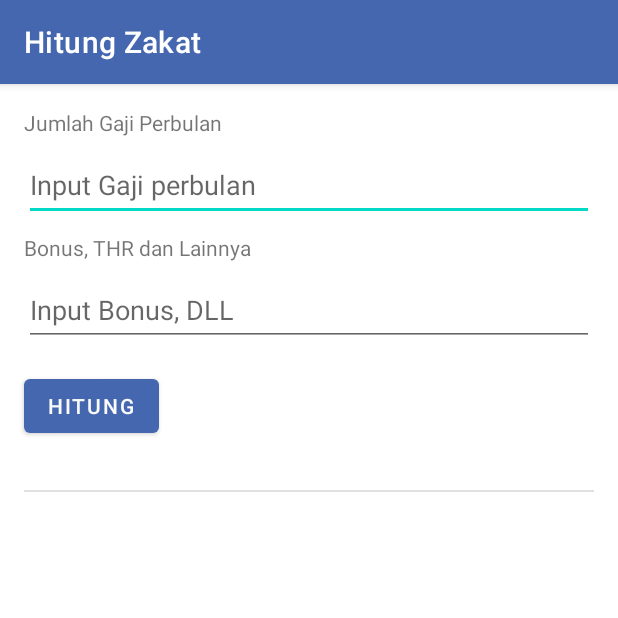
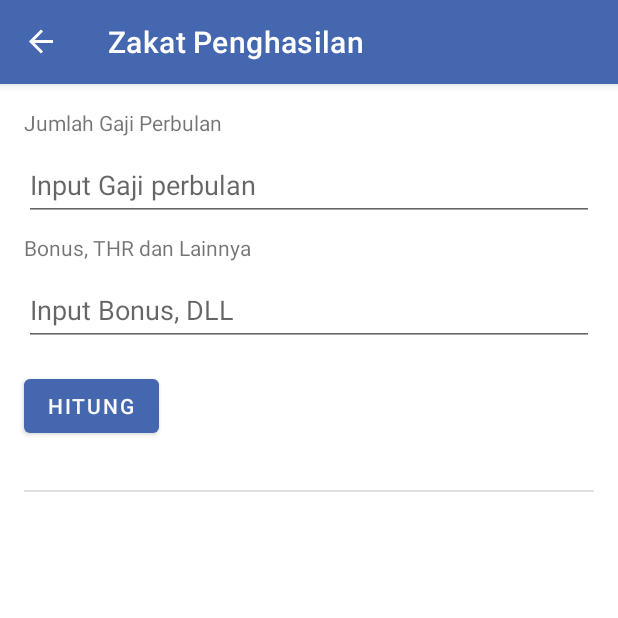
Before and after one commit to hadiansyach/hitung-zakat, an Android app: the screen it shows after launch (ZakatPenghasilanActivity before the commit, MainActivity after it), after a tap on "Zakat Penghasilan", on a phone screen of 412 x 824 dp, the top half of it. Run offline under Robolectric (Android 15) with nearby library versions, the phone set to English and light mode, and no system bars; our stand-ins replace navigation-ui.

Commit message:
tambah fragment, navigasi dan perbaikan id tiap string

```diff
--- a/app/build.gradle
+++ b/app/build.gradle
@@ -37,6 +37,9 @@
 
 dependencies {
 
+    implementation 'androidx.navigation:navigation-fragment-ktx:2.4.2'
+    implementation 'androidx.navigation:navigation-ui-ktx:2.4.2'
+
     implementation 'androidx.lifecycle:lifecycle-livedata-ktx:2.6.1'
     implementation("androidx.core:core-splashscreen:1.0.1")
     implementation 'androidx.core:core-ktx:1.10.1'
--- a/app/src/main/java/com/d3if3032/hitungzakat/MainActivity.kt
+++ b/app/src/main/java/com/d3if3032/hitungzakat/MainActivity.kt
@@ -1,23 +1,23 @@
 package com.d3if3032.hitungzakat
 
-import android.content.Intent
 import androidx.appcompat.app.AppCompatActivity
 import android.os.Bundle
-import com.d3if3032.hitungzakat.databinding.ActivityMainBinding
+import androidx.navigation.NavController
+import androidx.navigation.findNavController
+import androidx.navigation.ui.NavigationUI
 
 class MainActivity : AppCompatActivity() {
 
-//    private lateinit var binding = ActivityMainBinding
+    private lateinit var navController: NavController
 
     override fun onCreate(savedInstanceState: Bundle?) {
         super.onCreate(savedInstanceState)
-        val binding = ActivityMainBinding.inflate(layoutInflater)
-        setContentView(binding.root)
+        setContentView(R.layout.activity_main)
 
-        binding.btnZakatPenghasilan.setOnClickListener {
-            val nextZakatPenghasilanIntent = Intent(this, ZakatPenghasilanActivity::class.java)
-            startActivity(nextZakatPenghasilanIntent)
-
-        }
+        navController = findNavController(R.id.myNavHostFragment)
+        NavigationUI.setupActionBarWithNavController(this, navController)
+    }
+    override fun onSupportNavigateUp(): Boolean {
+        return navController.navigateUp()
     }
 }
--- a/app/src/main/java/com/d3if3032/hitungzakat/ZakatPenghasilanActivity.kt
+++ /dev/null
@@ -1,64 +0,0 @@
-package com.d3if3032.hitungzakat
-
-import android.os.Bundle
-import android.text.TextUtils
-import android.widget.Toast
-import androidx.appcompat.app.AppCompatActivity
-import androidx.lifecycle.ViewModelProvider
-import com.d3if3032.hitungzakat.databinding.ActivityZakatPenghasilanBinding
-import com.d3if3032.hitungzakat.model.HasilZakat
-import com.d3if3032.hitungzakat.model.StatusZakat
-import java.text.NumberFormat
-import java.util.Locale
-
-class ZakatPenghasilanActivity : AppCompatActivity() {
-
-    private lateinit var binding: ActivityZakatPenghasilanBinding
-
-    private val viewModel: ZakatPenghasilanViewModel by lazy {
-        ViewModelProvider(this)[ZakatPenghasilanViewModel::class.java]
-    }
-
-    override fun onCreate(savedInstanceState: Bundle?) {
-        super.onCreate(savedInstanceState)
-        binding = ActivityZakatPenghasilanBinding.inflate(layoutInflater)
-        setContentView(binding.root)
-
-        binding.hitung.setOnClickListener { hitungZakat() }
-        viewModel.getHasilZakat().observe(this, {showResult(it) })
-
-    }
-
-    private fun showResult(result: HasilZakat?) {
-        val formatUang = NumberFormat.getCurrencyInstance(Locale("in", "ID"))
-        if (result==null) return
-        binding.uangZakatTextView.text = getString(R.string.zakat_x, formatUang.format(result.zakat))
-        binding.pendapatanTextView.text = getString(R.string.pendapatan_x, formatUang.format(result.pendapatanPertahun))
-        binding.statusTextView.text = getString(R.string.status_zakat_x, getStatusLabel(result.status))
-    }
-
-    private fun hitungZakat() {
-        val gaji = binding.inputGajiBulanan.text.toString()
-        if (TextUtils.isEmpty(gaji)) {
-            Toast.makeText(this, R.string.pendapatan_invalid, Toast.LENGTH_LONG).show()
-            return
-        }
-        val bonus = binding.inputBonus.text.toString()
-        if (TextUtils.isEmpty(bonus)) {
-            Toast.makeText(this, R.string.bonus_invalid, Toast.LENGTH_LONG).show()
-            return
-        }
-        viewModel.hitungZakat(
-            gaji.toDouble(),
-            bonus.toDouble()
-        )
-    }
-
-    private fun getStatusLabel(status: StatusZakat): String {
-        val stringRes = when (status) {
-            StatusZakat.WAJIB -> R.string.zakat_wajib
-            StatusZakat.TIDAK_WAJIB -> R.string.zakat_tidak_wajib
-        }
-        return getString(stringRes)
-    }
-}
--- /dev/null
+++ b/app/src/main/java/com/d3if3032/hitungzakat/ui/MenuFragment.kt
@@ -0,0 +1,35 @@
+package com.d3if3032.hitungzakat
+
+import android.R.attr.button
+import android.content.Intent
+import android.os.Bundle
+import android.view.LayoutInflater
+import android.view.View
+import android.view.ViewGroup
+import androidx.fragment.app.Fragment
+import androidx.navigation.findNavController
+import com.d3if3032.hitungzakat.databinding.FragmentMenuBinding
+import com.d3if3032.hitungzakat.ui.ZakatPenghasilanFragment
+
+
+class MenuFragment : Fragment() {
+
+    private lateinit var binding: FragmentMenuBinding
+
+    override fun onCreateView(
+        inflater: LayoutInflater,
+        container: ViewGroup?,
+        savedInstanceState: Bundle?
+    ): View? {
+        binding = FragmentMenuBinding.inflate(layoutInflater, container, false)
+        return binding.root
+    }
+
+    override fun onViewCreated(view: View, savedInstanceState: Bundle?) {
+        binding.btnZakatPenghasilan.setOnClickListener {
+            it.findNavController().navigate(
+                R.id.action_menuFragment_to_zakatPenghasilanFragment
+            )
+        }
+    }
+}
--- /dev/null
+++ b/app/src/main/java/com/d3if3032/hitungzakat/ui/ZakatPenghasilanFragment.kt
@@ -0,0 +1,75 @@
+package com.d3if3032.hitungzakat.ui
+
+import android.os.Bundle
+import android.text.TextUtils
+import android.view.LayoutInflater
+import android.view.View
+import android.view.ViewGroup
+import android.widget.Toast
+import androidx.fragment.app.Fragment
+import androidx.lifecycle.ViewModelProvider
+import com.d3if3032.hitungzakat.R
+import com.d3if3032.hitungzakat.databinding.FragmentZakatPenghasilanBinding
+import com.d3if3032.hitungzakat.model.HasilZakat
+import com.d3if3032.hitungzakat.model.StatusZakat
+import java.text.NumberFormat
+import java.util.Locale
+
+class ZakatPenghasilanFragment : Fragment() {
+
+    private lateinit var binding: FragmentZakatPenghasilanBinding
+
+    private val viewModel: ZakatPenghasilanViewModel by lazy {
+        ViewModelProvider(requireActivity())[ZakatPenghasilanViewModel::class.java]
+    }
+
+    override fun onCreateView(
+        inflater: LayoutInflater,
+        container: ViewGroup?,
+        savedInstanceState: Bundle?
+    ): View {
+        binding = FragmentZakatPenghasilanBinding.inflate(layoutInflater, container, false)
+        return binding.root
+    }
+
+    override fun onViewCreated(view: View, savedInstanceState: Bundle?) {
+        binding.btnHitung.setOnClickListener { hitungZakat() }
+        viewModel.getHasilZakat().observe(requireActivity(), { showResult(it) })
+    }
+
+    private fun showResult(result: HasilZakat?) {
+        val formatUang = NumberFormat.getCurrencyInstance(Locale("in", "ID"))
+        if (result == null) return
+        binding.uangZakatTextView.text =
+            getString(R.string.zakat_x, formatUang.format(result.zakat))
+        binding.pendapatanTextView.text =
+            getString(R.string.pendapatan_x, formatUang.format(result.pendapatanPertahun))
+        binding.statusTextView.text =
+            getString(R.string.status_zakat_x, getStatusLabel(result.status))
+    }
+
+    private fun hitungZakat() {
+        val gaji = binding.inputGajiBulanan.text.toString()
+        if (TextUtils.isEmpty(gaji)) {
+            Toast.makeText(context, R.string.pendapatan_invalid, Toast.LENGTH_LONG).show()
+            return
+        }
+        val bonus = binding.inputBonus.text.toString()
+        if (TextUtils.isEmpty(bonus)) {
+            Toast.makeText(context, R.string.bonus_invalid, Toast.LENGTH_LONG).show()
+            return
+        }
+        viewModel.hitungZakat(
+            gaji.toDouble(),
+            bonus.toDouble()
+        )
+    }
+
+    private fun getStatusLabel(status: StatusZakat): String {
+        val stringRes = when (status) {
+            StatusZakat.WAJIB -> R.string.zakat_wajib
+            StatusZakat.TIDAK_WAJIB -> R.string.zakat_tidak_wajib
+        }
+        return getString(stringRes)
+    }
+}
--- a/app/src/main/java/com/d3if3032/hitungzakat/ZakatPenghasilanViewModel.kt
+++ b/app/src/main/java/com/d3if3032/hitungzakat/ui/ZakatPenghasilanViewModel.kt
@@ -1,4 +1,4 @@
-package com.d3if3032.hitungzakat
+package com.d3if3032.hitungzakat.ui
 
 import androidx.lifecycle.LiveData
 import androidx.lifecycle.MutableLiveData
--- /dev/null
+++ b/app/src/main/res/layout/fragment_zakat_penghasilan.xml
@@ -0,0 +1,124 @@
+<?xml version="1.0" encoding="utf-8"?>
+<ScrollView
+
+    xmlns:android="http://schemas.android.com/apk/res/android"
+    xmlns:app="http://schemas.android.com/apk/res-auto"
+    xmlns:tools="http://schemas.android.com/tools"
+    android:layout_width="match_parent"
+    android:layout_height="wrap_content"
+    tools:context=".ui.ZakatPenghasilanFragment">
+
+    <androidx.constraintlayout.widget.ConstraintLayout
+        android:layout_width="match_parent"
+        android:layout_height="wrap_content">
+
+    <TextView
+        android:id="@+id/placeholderGaji"
+        android:layout_width="wrap_content"
+        android:layout_height="wrap_content"
+        android:layout_marginStart="16dp"
+        android:layout_marginTop="16dp"
+        android:text="@string/jmlh_pendapatan"
+        app:layout_constraintStart_toStartOf="parent"
+        app:layout_constraintTop_toTopOf="parent" />
+
+    <TextView
+        android:id="@+id/placeholderBonus"
+        android:layout_width="wrap_content"
+        android:layout_height="wrap_content"
+        android:layout_marginTop="8dp"
+        android:text="@string/bonus_dll"
+        app:layout_constraintStart_toStartOf="@+id/inputGajiBulanan"
+        app:layout_constraintTop_toBottomOf="@+id/inputGajiBulanan" />
+
+        <EditText
+            android:id="@+id/inputGajiBulanan"
+            android:layout_width="0dp"
+            android:layout_height="48dp"
+            android:layout_marginTop="8dp"
+            android:layout_marginEnd="16dp"
+            android:autofillHints="phone"
+            android:ems="10"
+            android:hint="@string/input_gaji"
+            android:inputType="number"
+            app:layout_constraintEnd_toEndOf="parent"
+            app:layout_constraintStart_toStartOf="@+id/placeholderGaji"
+            app:layout_constraintTop_toBottomOf="@+id/placeholderGaji" />
+
+        <EditText
+            android:id="@+id/inputBonus"
+            android:layout_width="0dp"
+            android:layout_height="48dp"
+            android:layout_marginTop="8dp"
+            android:layout_marginEnd="16dp"
+            android:autofillHints="name"
+            android:ems="10"
+            android:hint="@string/input_bonus"
+            android:inputType="number"
+            app:layout_constraintEnd_toEndOf="parent"
+            app:layout_constraintStart_toStartOf="@+id/placeholderBonus"
+            app:layout_constraintTop_toBottomOf="@+id/placeholderBonus" />
+
+        <Button
+            android:id="@+id/btnHitung"
+            android:layout_width="wrap_content"
+            android:layout_height="wrap_content"
+            android:layout_marginTop="16dp"
+            android:text="@string/hitung"
+            app:layout_constraintStart_toStartOf="@+id/inputBonus"
+            app:layout_constraintTop_toBottomOf="@+id/inputBonus" />
+
+    <View
+        android:id="@+id/divider"
+        android:layout_width="match_parent"
+        android:layout_height="1dp"
+        android:layout_marginStart="16dp"
+        android:layout_marginTop="32dp"
+        android:layout_marginEnd="16dp"
+        android:background="?android:attr/listDivider"
+        app:layout_constraintEnd_toEndOf="parent"
+        app:layout_constraintStart_toStartOf="parent"
+        app:layout_constraintTop_toBottomOf="@+id/btnHitung" />
+
+        <TextView
+            android:id="@+id/statusTextView"
+            android:layout_width="match_parent"
+            android:layout_height="wrap_content"
+            android:layout_marginStart="16dp"
+            android:layout_marginTop="28dp"
+            android:layout_marginEnd="16dp"
+            android:textAlignment="center"
+            android:textSize="18sp"
+            app:layout_constraintEnd_toEndOf="parent"
+            app:layout_constraintHorizontal_bias="0.0"
+            app:layout_constraintStart_toStartOf="parent"
+            app:layout_constraintTop_toBottomOf="@+id/divider"
+            tools:text="@string/status_zakat_x" />
+
+        <TextView
+        android:id="@+id/uangZakatTextView"
+        android:layout_width="wrap_content"
+        android:layout_height="wrap_content"
+        android:layout_marginTop="8dp"
+        android:textSize="20sp"
+        app:layout_constraintEnd_toEndOf="@+id/statusTextView"
+        app:layout_constraintStart_toStartOf="@+id/statusTextView"
+        app:layout_constraintTop_toBottomOf="@+id/statusTextView"
+        tools:text="@string/zakat_x" />
+
+    <TextView
+        android:id="@+id/pendapatanTextView"
+        android:layout_width="wrap_content"
+        android:layout_height="wrap_content"
+        android:layout_marginTop="8dp"
+        android:textSize="18sp"
+        android:layout_marginBottom="16dp"
+        app:layout_constraintEnd_toEndOf="parent"
+        app:layout_constraintHorizontal_bias="0.551"
+        app:layout_constraintStart_toStartOf="parent"
+        app:layout_constraintTop_toBottomOf="@+id/uangZakatTextView"
+        tools:text="@string/pendapatan_x" />
+
+
+</androidx.constraintlayout.widget.ConstraintLayout>
+</ScrollView>
--- a/app/src/main/res/values/strings.xml
+++ b/app/src/main/res/values/strings.xml
@@ -22,5 +22,8 @@
     <string name="input_gaji">Input Gaji perbulan</string>
     <string name="input_bonus">Input Bonus, DLL</string>
 
+    <string name="copyright">Aplikasi hitung zakat adalah sebuah aplikasi yang dibuat untuk membantu umat Muslim dalam menghitung zakat yang harus mereka bayarkan. \n\nTemukan kodenya di \nhttps://github.com/hadiansyach/hitung-zakat.git \n\nCopyright ©2023 Ihsan Hadiansyach.\nAll rights reserved.</string>
+
+    <string name="Home">Home</string>
 
 </resources>
```
Also changed, not shown: app/src/main/java/com/d3if3032/hitungzakat/ui/AboutFragment.kt (added, +22 -0 lines), app/src/main/res/layout/activity_main.xml (+8 -15 lines), app/src/main/res/layout/fragment_about.xml (added, +19 -0 lines), app/src/main/res/layout/fragment_menu.xml (added, +21 -0 lines), app/src/main/res/navigation/navigation.xml (added, +24 -0 lines).
